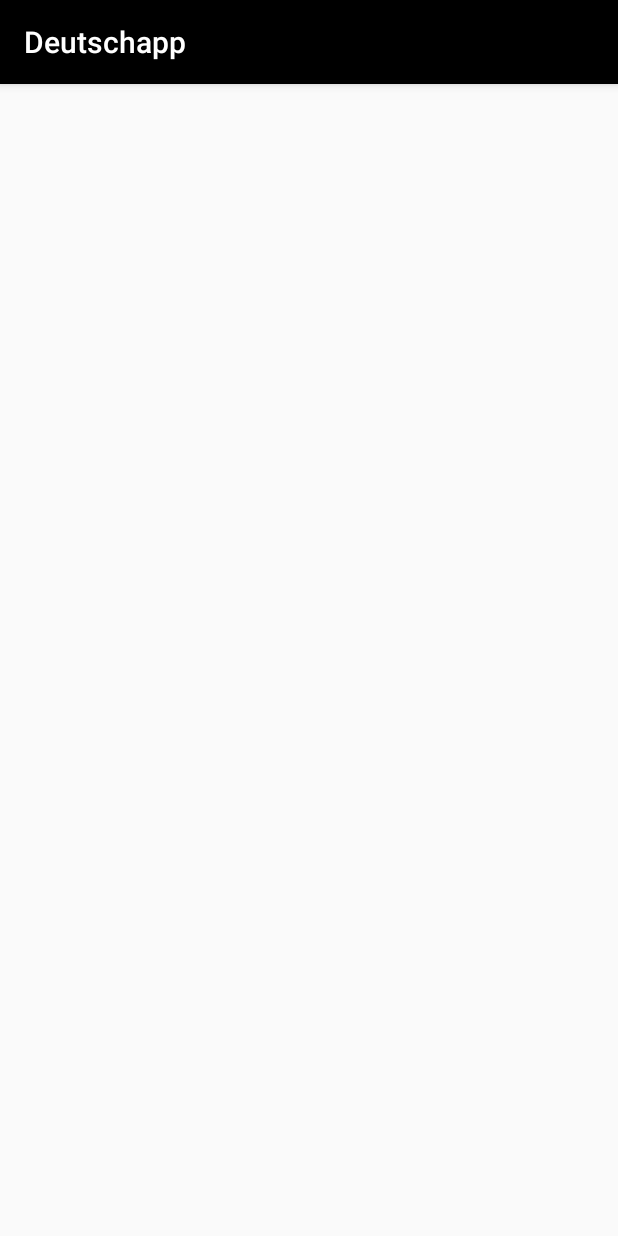
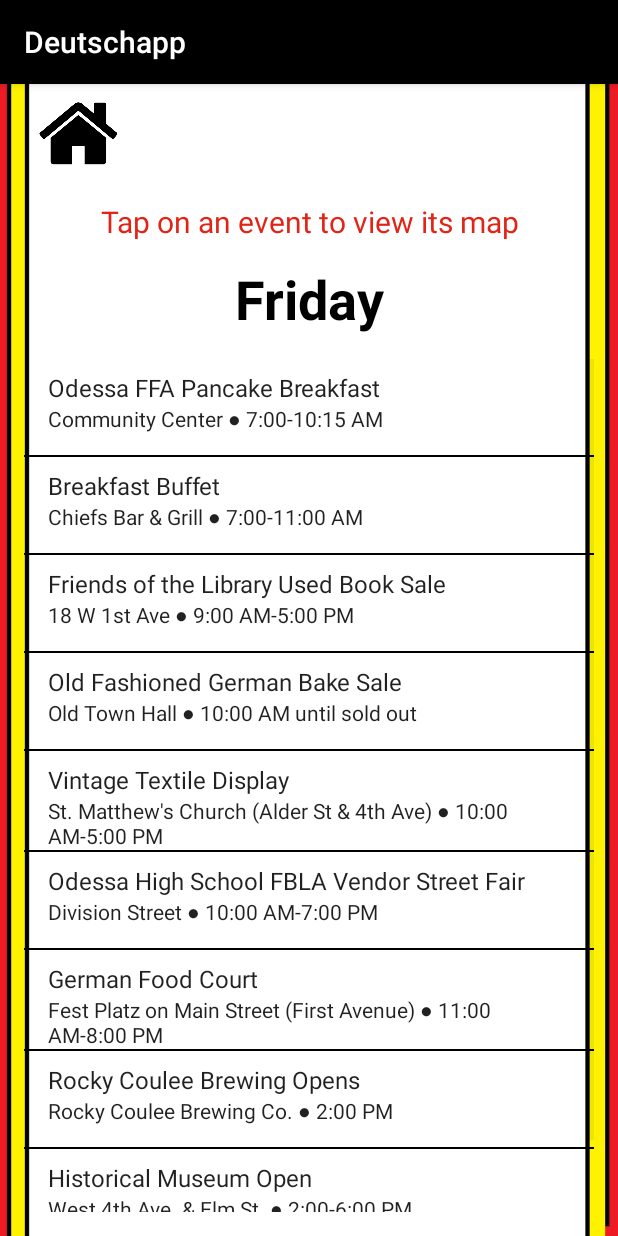
Before and after one commit to eml2017/Deutschapp, an Android app: the FridayActivity screen opened directly, with no data from a screen before it, on a phone screen of 412 x 824 dp. Run offline under Robolectric (Android 15) with nearby library versions, the phone set to English and light mode, and no system bars.

Commit message:
friday done

```diff
--- a/app/src/main/java/com/example/deutschappv2/FridayActivity.java
+++ b/app/src/main/java/com/example/deutschappv2/FridayActivity.java
@@ -1,14 +1,71 @@
+/**
+ * Created by Cole on 4/20/2016.
+ */
+
 package com.example.deutschappv2;
 
+import androidx.annotation.NonNull;
+import androidx.annotation.Nullable;
 import androidx.appcompat.app.AppCompatActivity;
 
+import android.content.Intent;
 import android.os.Bundle;
+import android.view.View;
+import android.view.ViewGroup;
+import android.widget.ArrayAdapter;
+import android.widget.Button;
+import android.widget.ListView;
+import android.widget.TextView;
+
+import java.util.ArrayList;
+import java.util.List;
 
 public class FridayActivity extends AppCompatActivity {
+    List<Event> fridayEventList;
 
     @Override
     protected void onCreate(Bundle savedInstanceState) {
         super.onCreate(savedInstanceState);
         setContentView(R.layout.activity_friday);
+
+        fridayEventList = new ArrayList<Event>();
+        fridayEventList.add(new Event("Odessa FFA Pancake Breakfast", "Community Center", "7:00-10:15 AM"));
+        fridayEventList.add(new Event("Breakfast Buffet", "Chiefs Bar & Grill", "7:00-11:00 AM"));
+        fridayEventList.add(new Event("Friends of the Library Used Book Sale", "18 W 1st Ave", "9:00 AM-5:00 PM"));
+        fridayEventList.add(new Event("Old Fashioned German Bake Sale", "Old Town Hall", "10:00 AM until sold out"));
+        fridayEventList.add(new Event("Vintage Textile Display", "St. Matthew's Church (Alder St & 4th Ave)", "10:00 AM-5:00 PM"));
+        fridayEventList.add(new Event("Odessa High School FBLA Vendor Street Fair", "Division Street", "10:00 AM-7:00 PM"));
+        fridayEventList.add(new Event("German Food Court", "Fest Platz on Main Street (First Avenue)", "11:00 AM-8:00 PM"));
+        fridayEventList.add(new Event("Rocky Coulee Brewing Opens", "Rocky Coulee Brewing Co.", "2:00 PM"));
+        fridayEventList.add(new Event("Historical Museum Open", "West 4th Ave. & Elm St.", "2:00-6:00 PM"));
+        fridayEventList.add(new Event("Odessa High School Football Game (The Sausage Bowl)", "Finney Field", "7:00 PM"));
+
+        ListView fridayListView = (ListView) findViewById(R.id.fridayListView);
+        ArrayAdapter<Event> arrayAdapter = new ArrayAdapter<Event>(this,
+                android.R.layout.simple_list_item_2,
+                android.R.id.text1,
+                fridayEventList) {
+            @NonNull
+            @Override
+            public View getView(int position, @Nullable View convertView, @NonNull ViewGroup parent) {
+                View view = super.getView(position, convertView, parent);
+                Event event = fridayEventList.get(position);
+                TextView tv1 = (TextView) view.findViewById(android.R.id.text1);
+                tv1.setText(event.getName());
+                TextView tv2 = (TextView) view.findViewById(android.R.id.text2);
+                tv2.setText(event.toString());
+                return view;
+            }
+        };
+        fridayListView.setAdapter(arrayAdapter);
+    }
+
+    public void goBackHome(View view) {
+        String button_text;
+        button_text = ((Button) view).getText().toString();
+        if (button_text.equals("Home")) {
+            Intent homeIntent = new Intent(FridayActivity.this, MainActivity.class);
+            startActivity(homeIntent);
+        }
     }
 }
--- a/app/src/main/java/com/example/deutschappv2/ThursdayActivity.java
+++ b/app/src/main/java/com/example/deutschappv2/ThursdayActivity.java
@@ -35,7 +35,7 @@ public class ThursdayActivity extends AppCompatActivity {
         thursdayEventList.add(new Event("Bed Races", "First Avenue", "After the tricycle race"));
         thursdayEventList.add(new Event("Biergarten Opens", "Biergarten", "7:00-11:00 PM"));
 
-        ListView listView = (ListView) findViewById(R.id.thursdayListView);
+        ListView thursdayListView = (ListView) findViewById(R.id.thursdayListView);
         ArrayAdapter<Event> arrayAdapter = new ArrayAdapter<Event>(this,
                 android.R.layout.simple_list_item_2,
                 android.R.id.text1,
@@ -52,7 +52,7 @@ public class ThursdayActivity extends AppCompatActivity {
                 return view;
             }
         };
-        listView.setAdapter(arrayAdapter);
+        thursdayListView.setAdapter(arrayAdapter);
     }
 
     public void goBackHome(View view) {
--- a/app/src/main/res/layout/activity_friday.xml
+++ b/app/src/main/res/layout/activity_friday.xml
@@ -1,9 +1,53 @@
 <?xml version="1.0" encoding="utf-8"?>
-<androidx.constraintlayout.widget.ConstraintLayout xmlns:android="http://schemas.android.com/apk/res/android"
-    xmlns:app="http://schemas.android.com/apk/res-auto"
+<LinearLayout
+    xmlns:android="http://schemas.android.com/apk/res/android"
     xmlns:tools="http://schemas.android.com/tools"
     android:layout_width="match_parent"
     android:layout_height="match_parent"
-    tools:context=".FridayActivity">
+    android:orientation="vertical"
+    tools:context=".FridayActivity"
+    android:background="@drawable/background">
 
-</androidx.constraintlayout.widget.ConstraintLayout>
+    <Button
+        android:id="@+id/homeButton"
+        android:text="Home"
+        android:textSize="1dp"
+        android:layout_width="66dp"
+        android:layout_height="66dp"
+        android:background="@drawable/home"
+        android:onClick="goBackHome"
+        android:freezesText="false"
+        android:layout_marginLeft="19dp"
+        android:layout_marginStart="19dp" />
+
+    <TextView
+        android:id="@+id/infoTextView"
+        android:layout_width="match_parent"
+        android:layout_height="wrap_content"
+        android:layout_marginTop="12dp"
+        android:fontFamily="sans-serif"
+        android:text="Tap on an event to view its map"
+        android:textAlignment="center"
+        android:textColor="@color/festRed"
+        android:textSize="20sp" />
+
+    <TextView
+        android:id="@+id/weekDayTextView"
+        android:text="Friday"
+        android:layout_width="match_parent"
+        android:layout_height="wrap_content"
+        android:textSize="36sp"
+        android:textStyle="normal|bold"
+        android:textAlignment="center"
+        android:textColor="@color/festBlack"
+        android:layout_marginTop="13dp" />
+
+    <ListView
+        android:id="@+id/fridayListView"
+        android:padding="16dp"
+        android:layout_width="fill_parent"
+        android:layout_height="wrap_content"
+        android:divider="@color/festBlack"
+        android:dividerHeight="1dp" />
+
+</LinearLayout>
```
